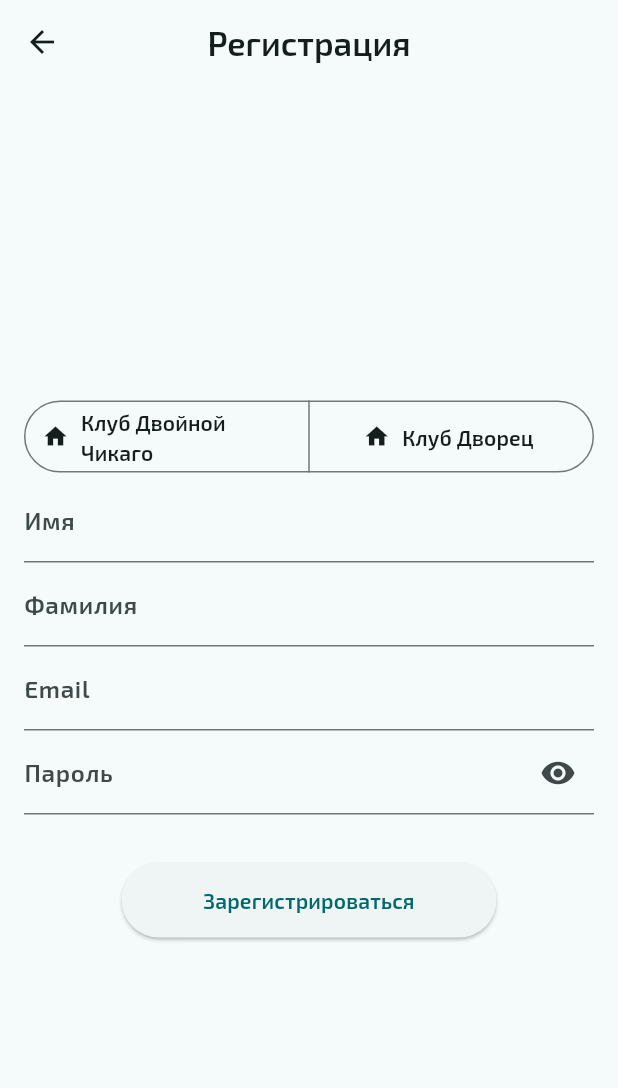
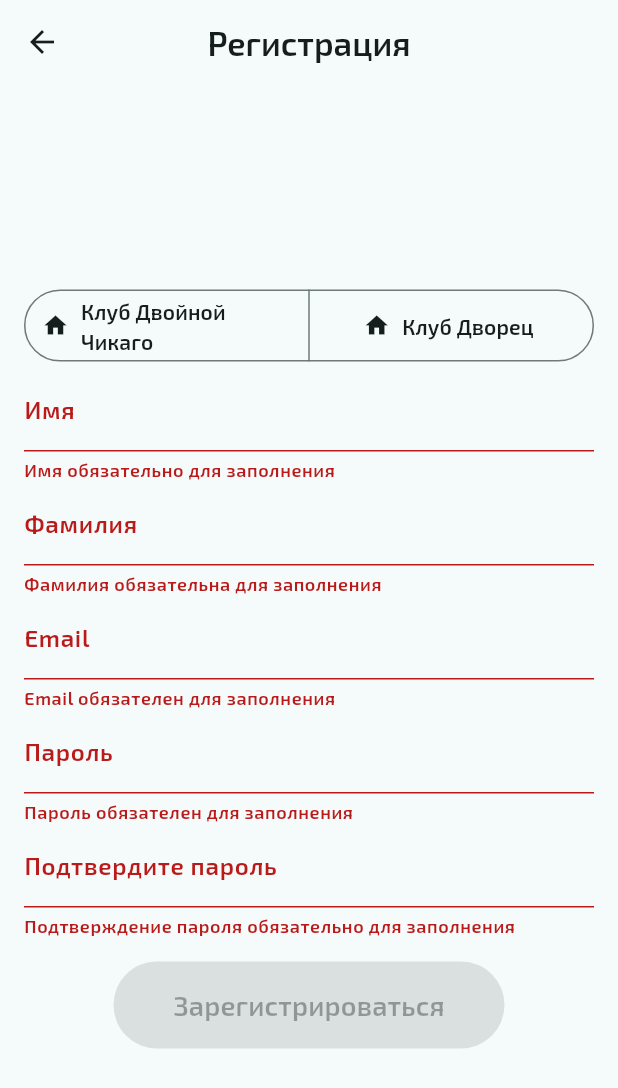
Before and after one commit to sskef-web/achieveclubmobileclient, a Flutter app: the screen it shows after launch, after a tap on "Зарегистрироваться", on a phone screen of 412 x 824 dp. Shown: the top 1088 px of the screen. Run offline on Flutter 3.47's test engine with Material 3 defaults, Android fonts, the phone set to English and light mode, and no system bars; our stand-ins replace email_validator, image_picker, qr_flutter, shared_preferences; accounts and stored records are empty; network calls fail.

Commit message:
Update register validate

```diff
--- a/lib/main.dart
+++ b/lib/main.dart
@@ -3,11 +3,12 @@ import 'package:flutter/material.dart';
 String appTitle = "Авторизация";
 String email = '';
 String password = '';
+String confirmPassword = '';
 String firstName = '';
 String lastName = '';
 String avatarPath = 'StaticFiles/';
 String errorMessage = '';
-var clubId;
+var clubId = 0;
 String Avatar = "";
 String baseURL = 'https://sskef.site/api/';
 var userId;
--- a/lib/registerpage.dart
+++ b/lib/registerpage.dart
@@ -1,5 +1,6 @@
 import 'package:achieveclubmobileclient/main.dart';
 import 'package:flutter/material.dart';
+import 'package:email_validator/email_validator.dart';
 
 class RegisterPage extends StatefulWidget {
   final Function() registerCallback;
@@ -30,6 +31,7 @@ class _RegisterPageState extends State<RegisterPage> {
   bool isPasswordHidden = true;
   final _formKey = GlobalKey<FormState>();
   IconData passIcon = Icons.visibility;
+  bool isButtonEnabled = false;
 
   String getClubName(int clubId) {
     switch (clubId) {
@@ -39,6 +41,12 @@ class _RegisterPageState extends State<RegisterPage> {
         return 'Клуб Дворец';
       default:
         return '';
+    }
+  }
+
+  void registerCallback() {
+    if (_formKey.currentState?.validate() == true) {
+      widget.registerCallback();
     }
   }
 
@@ -56,6 +64,19 @@ class _RegisterPageState extends State<RegisterPage> {
     });
   }
 
+  void updateConfirmPassword(String value) {
+    setState(() {
+      confirmPassword = value;
+    });
+  }
+
+  void updateButtonEnabled() {
+    setState(() {
+      isButtonEnabled = _formKey.currentState?.validate() ?? false;
+    });
+  }
+
+
   @override
   Widget build(BuildContext context) {
     return Scaffold(
@@ -69,10 +90,15 @@ class _RegisterPageState extends State<RegisterPage> {
           mainAxisAlignment: MainAxisAlignment.center,
           children: [
             const SizedBox(height: 8.0),
-                Form (
+            Form(
               key: _formKey,
-                  autovalidateMode: AutovalidateMode.onUserInteraction,
-                  child: Column (
+              autovalidateMode: AutovalidateMode.always,
+              onChanged: () {
+                setState(() {
+                  isButtonEnabled = _formKey.currentState?.validate() ?? false;
+                });
+              },
+              child: Column(
                 children: [
                   SegmentedButton(
                     segments: const [
@@ -92,18 +118,8 @@ class _RegisterPageState extends State<RegisterPage> {
                       setState(() {
                         widget.updateClubId(value.first);
                       });
-                          }),
-                    /*CircleAvatar(
-                      radius: 40.0,
-                      backgroundImage: NetworkImage('https://sskef.site/$avatarPath'),
-                      child: InkWell(
-                        onTap: () {
-                          uploadAvatar(context);
                     },
                   ),
-                    ),
-                    const SizedBox(height: 8.0),
-                    const Text('Аватар', textAlign: TextAlign.center),*/
                   TextFormField(
                     controller: TextEditingController.fromValue(
                       TextEditingValue(
@@ -114,8 +130,9 @@ class _RegisterPageState extends State<RegisterPage> {
                     ),
                     decoration: InputDecoration(
                       labelText: 'Имя',
-                        errorText:
-                        _formKey.currentState?.validate() == false ? 'Ввод имя обязателен' : null,
+                      errorText: firstName.isNotEmpty && firstName.length < 2
+                          ? 'Имя должно содержать не менее 2 символов'
+                          : null,
                     ),
                     keyboardType: TextInputType.text,
                     textAlign: TextAlign.left,
@@ -125,7 +142,10 @@ class _RegisterPageState extends State<RegisterPage> {
                     },
                     validator: (value) {
                       if (value?.isEmpty ?? true) {
-                          return 'Ввод имя обязателен';
+                        return 'Имя обязательно для заполнения';
+                      }
+                      if (value!.length < 2) {
+                        return 'Имя должно содержать не менее 2 символов';
                       }
                       return null;
                     },
@@ -140,8 +160,9 @@ class _RegisterPageState extends State<RegisterPage> {
                     ),
                     decoration: InputDecoration(
                       labelText: 'Фамилия',
-                        errorText:
-                        _formKey.currentState?.validate() == false ? 'Ввод фамилии обязателен' : null,
+                      errorText: lastName.isNotEmpty && lastName.length < 4
+                          ? 'Фамилия должна содержать не менее 4 символов'
+                          : null,
                     ),
                     keyboardType: TextInputType.text,
                     textAlign: TextAlign.left,
@@ -151,7 +172,10 @@ class _RegisterPageState extends State<RegisterPage> {
                     },
                     validator: (value) {
                       if (value?.isEmpty ?? true) {
-                          return 'Ввод фамилии обязателен';
+                        return 'Фамилия обязательна для заполнения';
+                      }
+                      if (value!.length < 4) {
+                        return 'Фамилия должна содержать не менее 4 символов';
                       }
                       return null;
                     },
@@ -166,10 +190,11 @@ class _RegisterPageState extends State<RegisterPage> {
                     ),
                     decoration: InputDecoration(
                       labelText: 'Email',
-                        errorText:
-                        _formKey.currentState?.validate() == false ? 'Ввод email обязателен' : null,
+                      errorText: email.isNotEmpty && !EmailValidator.validate(email)
+                          ? 'Некорректный адрес электронной почты'
+                          : null,
                     ),
-                      keyboardType: TextInputType.text,
+                    keyboardType: TextInputType.emailAddress,
                     textAlign: TextAlign.left,
                     textDirection: TextDirection.ltr,
                     onChanged: (value) {
@@ -177,7 +202,10 @@ class _RegisterPageState extends State<RegisterPage> {
                     },
                     validator: (value) {
                       if (value?.isEmpty ?? true) {
-                          return 'Ввод email обязателен';
+                        return 'Email обязателен для заполнения';
+                      }
+                      if (!EmailValidator.validate(value!)) {
+                        return 'Почта должна быть валидной';
                       }
                       return null;
                     },
@@ -186,20 +214,18 @@ class _RegisterPageState extends State<RegisterPage> {
                     controller: TextEditingController.fromValue(
                       TextEditingValue(
                         text: password,
-                          selection: TextSelection.collapsed(offset: password.length),
+                        selection: TextSelection.collapsed(
+                            offset: password.length),
                       ),
                     ),
                     decoration: InputDecoration(
                       labelText: 'Пароль',
-                        suffixIcon: IconButton(
-                          icon: Icon(passIcon),
-                          onPressed: () {
-                            updatePasswordVisibility();
-                          },
+                      errorText: password.isNotEmpty && password.length < 6
+                          ? 'Фамилия должна содержать не менее 4 символов'
+                          : null,
                     ),
-                      ),
-                      obscureText: isPasswordHidden,
                     keyboardType: TextInputType.text,
+                    obscureText: true,
                     textAlign: TextAlign.left,
                     textDirection: TextDirection.ltr,
                     onChanged: (value) {
@@ -207,52 +233,70 @@ class _RegisterPageState extends State<RegisterPage> {
                     },
                     validator: (value) {
                       if (value?.isEmpty ?? true) {
-                          return 'Ввод пароля обязателен';
+                        return 'Пароль обязателен для заполнения';
+                      }
+                      if (value!.length < 6) {
+                        return 'Пароль должен содержать не менее 6 символов';
                       }
                       return null;
                     },
                   ),
-                    const SizedBox(height: 16.0),
-                    /*Container(
-                      child: DropdownButton<int>(
-                        value: clubId,
+                  TextFormField(
+                    controller: TextEditingController.fromValue(
+                      TextEditingValue(
+                        text: confirmPassword,
+                        selection: TextSelection.collapsed(
+                            offset: confirmPassword.length),
+                      ),
+                    ),
+                    decoration: InputDecoration(
+                      labelText: 'Подтвердите пароль',
+                      errorText: confirmPassword!=password
+                          ? 'Пароли должны совпадать'
+                          : null,
+                    ),
+                    keyboardType: TextInputType.text,
+                    obscureText: true,
+                    textAlign: TextAlign.left,
+                    textDirection: TextDirection.ltr,
                     onChanged: (value) {
-                          widget.updateClubId(value!);
+                      updateConfirmPassword(value);
+                      updateButtonEnabled();
                     },
-                        items: const [
-                          DropdownMenuItem<int>(
-                              value: 1,
-                              child: Text('Клуб Двойной Чикаго')
-                          ),
-                          DropdownMenuItem<int>(
-                              value: 2,
-                              child: Text('Клуб Дворец')
+                    validator: (value) {
+                      if (value?.isEmpty ?? true) {
+                        return 'Подтверждение пароля обязательно для заполнения';
+                      }
+                      if (value != password) {
+                        return 'Пароли не совпадают';
+                      }
+                      return null;
+                    },
                   ),
                 ],
-                        //hint: const Text('Выберите клуб'),
-                        isExpanded: true,
-                        selectedItemBuilder: (BuildContext context) {
-                          return [Text(getClubName(clubId))];
-                        },
               ),
-                    ),*/
+            ),
             const SizedBox(height: 16.0),
-                      SizedBox(
-                        width: 250.0,
-                        height: 50.0,
-                        child: ElevatedButton(
-                          onPressed: _formKey.currentState?.validate() == false
-                              ? null
-                              : widget.registerCallback,
-                          child: const Text('Зарегистрироваться', textAlign: TextAlign.center),
+            ElevatedButton(
+              onPressed: isButtonEnabled ? ()
+              {
+                if (_formKey.currentState?.validate() ?? false) {
+                  widget.registerCallback;
+                }
+              }
+                  : null,
+              child: Padding(
+                padding: const EdgeInsets.all(16.0),
+                child: Text(
+                  'Зарегистрироваться',
+                  style: TextStyle(fontSize: 18),
+                ),
               ),
             ),
           ],
         ),
       ),
-            ],
-        ),
-        ),
+
     );
   }
 }
--- a/pubspec.yaml
+++ b/pubspec.yaml
@@ -39,6 +39,7 @@ dependencies:
   http: ^1.2.1
   image_picker: ^0.8.4+1
   dio: ^4.0.4
+  email_validator: ^2.0.1
 
 dev_dependencies:
   flutter_test:
```
Also changed, not shown: lib/homepage.dart (+14 -4 lines), lib/tab1.dart (+9 -6 lines), pubspec.lock. Lines whose indentation alone changed are shown as unchanged.
